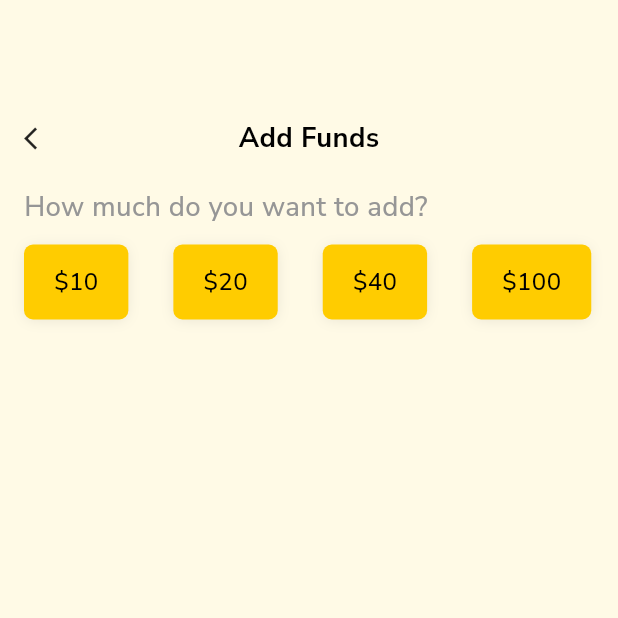
After one commit to Dev-Ninjas-Backup/nicholaslim80, a Flutter app: the UserAddFunds screen opened by its route, on a phone screen of 412 x 824 dp, the top half of it. The commit adds this screen. Run offline on Flutter 3.47's test engine with Material 3 defaults, Android fonts, the phone set to English and light mode, and no system bars; our stand-ins replace flutter_easyloading, flutter_screenutil, get, google_fonts, slide_to_act.

Commit message:
added add fund

```diff
--- /dev/null
+++ b/lib/features/user/wallet/add_funds/controller/user_add_funds_controller.dart
@@ -0,0 +1,6 @@
+import 'package:get/get.dart';
+
+class UserAddFundsController extends GetxController {
+  var selectAmount = (-1).obs;
+  var ammount = ["\$10", "\$20", "\$40", "\$100"].obs;
+}
--- /dev/null
+++ b/lib/features/user/wallet/add_funds/screen/user_add_funds.dart
@@ -0,0 +1,119 @@
+import 'package:flutter/material.dart';
+import 'package:get/get.dart';
+import 'package:nicholaslim80/core/common/styles/global_text_style.dart';
+import 'package:nicholaslim80/core/common/widgets/custom_app_bar_user.dart';
+import 'package:nicholaslim80/core/utils/constants/app_colors.dart';
+import 'package:nicholaslim80/features/user/wallet/add_funds/controller/user_add_funds_controller.dart';
+
+class UserAddFunds extends StatelessWidget {
+  final controller = Get.put(UserAddFundsController());
+  UserAddFunds({super.key});
+
+  @override
+  Widget build(BuildContext context) {
+    return Scaffold(
+      backgroundColor: AppColors.backgroungColor,
+      body: Padding(
+        padding: EdgeInsets.symmetric(horizontal: 16),
+        child: Column(
+          crossAxisAlignment: CrossAxisAlignment.start,
+          children: [
+            CustomAppBarUser(title: "Add Funds"),
+            SizedBox(height: 20),
+
+            Text(
+              "How much do you want to add?",
+              style: getTextStyle(
+                fontSize: 16,
+                fontWeight: FontWeight.w500,
+                color: AppColors.subtitleFontColor,
+              ),
+            ),
+            SizedBox(height: 12),
+
+            SizedBox(
+              height: 50,
+              child: ListView.separated(
+                scrollDirection: Axis.horizontal,
+                itemCount: controller.ammount.length,
+                separatorBuilder: (_, __) =>
+                    SizedBox(width: 30), // equal space between
+                itemBuilder: (_, index) {
+       // final isSelected = controller.selectedIndex.value == index;
+                  final item = controller.ammount[index];
+                  return GestureDetector(
+
+                  onTap: (){
+
+                //  controller.selectAmount=controller.ammount.value.length;
+
+                  },
+                    child: Container(
+                      padding: EdgeInsets.symmetric(horizontal: 20, vertical: 8),
+                      decoration: BoxDecoration(
+                        color: AppColors.primaryButtonColor,
+                        borderRadius: BorderRadius.circular(6),
+                        boxShadow: [
+                          BoxShadow(
+                            color: const Color(0xFF5D5D5D).withValues(alpha: .14),
+                            blurRadius: 7,
+                            spreadRadius: -1,
+                            offset: Offset(0, 1),
+                          ),
+                        ],
+                      ),
+                      child: Center(
+                        child: Text(
+                          item,
+                          style: getTextStyle(fontWeight: FontWeight.w500),
+                        ),
+                      ),
+                    ),
+                  );
+                },
+              ),
+            ),
+
+            // SizedBox(
+            // height: 50,
+            //   child: ListView.builder(
+
+            //     // shrinkWrap: true,
+            //     // padding: EdgeInsets.zero,
+            //     // physics: NeverScrollableScrollPhysics(),
+            //     scrollDirection: Axis.horizontal,
+
+            //     itemCount: controller.ammount.length,
+            //     itemBuilder: (_, index) {
+            //       final item = controller.ammount[index];
+            //       return Container(
+            //         margin: EdgeInsets.only(right: 12),
+            //         padding: EdgeInsets.symmetric(horizontal: 20, vertical: 8),
+            //         decoration: BoxDecoration(
+            //           color: AppColors.primaryButtonColor,
+            //           borderRadius: BorderRadius.circular(6),
+            //           boxShadow: [
+            //             BoxShadow(
+            //               color: Color(0xFF5D5D5D).withValues(alpha: .14),
+            //               blurRadius: 7,
+            //               spreadRadius: -1,
+            //               offset: Offset(0, 1),
+            //             ),
+            //           ],
+            //         ),
+            //         child: Center(
+            //           child: Text(
+            //             item,
+            //             style: getTextStyle(fontWeight: FontWeight.w500),
+            //           ),
+            //         ),
+            //       );
+            //     },
+            //   ),
+            // ),
+          ],
+        ),
+      ),
+    );
+  }
+}
--- a/lib/features/user/my_wallet/controller/user_my_wallet_controller.dart
+++ b/lib/features/user/wallet/my_wallet/controller/user_my_wallet_controller.dart
@@ -1,5 +1,5 @@
 import 'package:get/get.dart';
-import 'package:nicholaslim80/features/user/my_wallet/model/wallet_recent_transactions_model.dart';
+import 'package:nicholaslim80/features/user/wallet/my_wallet/model/wallet_recent_transactions_model.dart';
 
 class UserMyWalletController extends GetxController {
   var selectFundsOrRedeen = 0.obs;
--- a/lib/features/user/my_wallet/screen/user_my_wallet.dart
+++ b/lib/features/user/wallet/my_wallet/screen/user_my_wallet.dart
@@ -1,8 +1,10 @@
 import 'package:flutter/material.dart';
+import 'package:get/get_navigation/get_navigation.dart';
 import 'package:get/instance_manager.dart';
 import 'package:nicholaslim80/core/common/styles/global_text_style.dart';
 import 'package:nicholaslim80/core/utils/constants/app_colors.dart';
-import 'package:nicholaslim80/features/user/my_wallet/controller/user_my_wallet_controller.dart';
+import 'package:nicholaslim80/features/user/wallet/my_wallet/controller/user_my_wallet_controller.dart';
+import 'package:nicholaslim80/routes/app_routes.dart';
 import '../widgets/my_wallet_upper_section.dart';
 
 class UserMyWallet extends StatelessWidget {
@@ -24,7 +26,9 @@ class UserMyWallet extends StatelessWidget {
               child: Column(
                 children: [
                   GestureDetector(
-                    onTap: () {},
+                    onTap: () {
+                      Get.toNamed(AppRoutes.getuserAddFund());
+                    },
                     child: Row(
                       mainAxisAlignment: MainAxisAlignment.spaceBetween,
                       children: [
--- a/lib/routes/app_routes.dart
+++ b/lib/routes/app_routes.dart
@@ -13,7 +13,8 @@ import 'package:nicholaslim80/features/rider/rider_home/screen/rider_home_screen
 import 'package:nicholaslim80/features/rider/rider_incentives/screen/incentives_screen.dart';
 import 'package:nicholaslim80/features/rider/rider_records/screen/records_screen.dart';
 import 'package:nicholaslim80/features/splash/screen/splash_screen.dart';
-import 'package:nicholaslim80/features/user/my_wallet/screen/user_my_wallet.dart';
+import 'package:nicholaslim80/features/user/wallet/add_funds/screen/user_add_funds.dart';
+import 'package:nicholaslim80/features/user/wallet/my_wallet/screen/user_my_wallet.dart';
 import 'package:nicholaslim80/features/user/notification/screen/user_notification1.dart';
 import 'package:nicholaslim80/features/user/profile/screen/profile_screen.dart';
 import 'package:nicholaslim80/features/user/auth/login/screen/login_signup_screen.dart';
@@ -52,6 +53,7 @@ class AppRoutes {
   static String savedPlaces = '/savedPlaces';
   //user wallet
   static String myWalletUser = "/User/myWalletUser";
+  static String userAddFund = "/user/userAddFund";
 
   static String getSplashScreen() => splashScreen;
   static String getOnboardingScreen() => onboardingScreen;
@@ -80,6 +82,7 @@ class AppRoutes {
   static String getSavedPlaces() => savedPlaces;
   //user my wallet
   static String getmyWalletUser() => myWalletUser;
+  static String getuserAddFund() => userAddFund;
 
   static List<GetPage> routes = [
     GetPage(name: splashScreen, page: () => SplashScreen()),
@@ -181,5 +184,6 @@ class AppRoutes {
     GetPage(name: savedPlaces, page: () => SavedPlaceScreen()),
     //user my wallet
     GetPage(name: myWalletUser, page: () => UserMyWallet()),
+    GetPage(name: userAddFund, page: () => UserAddFunds()),
   ];
 }
```
Also changed, not shown: lib/features/user/wallet/my_wallet/widgets/my_wallet_upper_section.dart (renamed from lib/features/user/my_wallet/widgets/my_wallet_upper_section.dart, +4 -4 lines), lib/features/user/wallet/my_wallet/model/wallet_recent_transactions_model.dart (renamed from lib/features/user/my_wallet/model/wallet_recent_transactions_model.dart).
